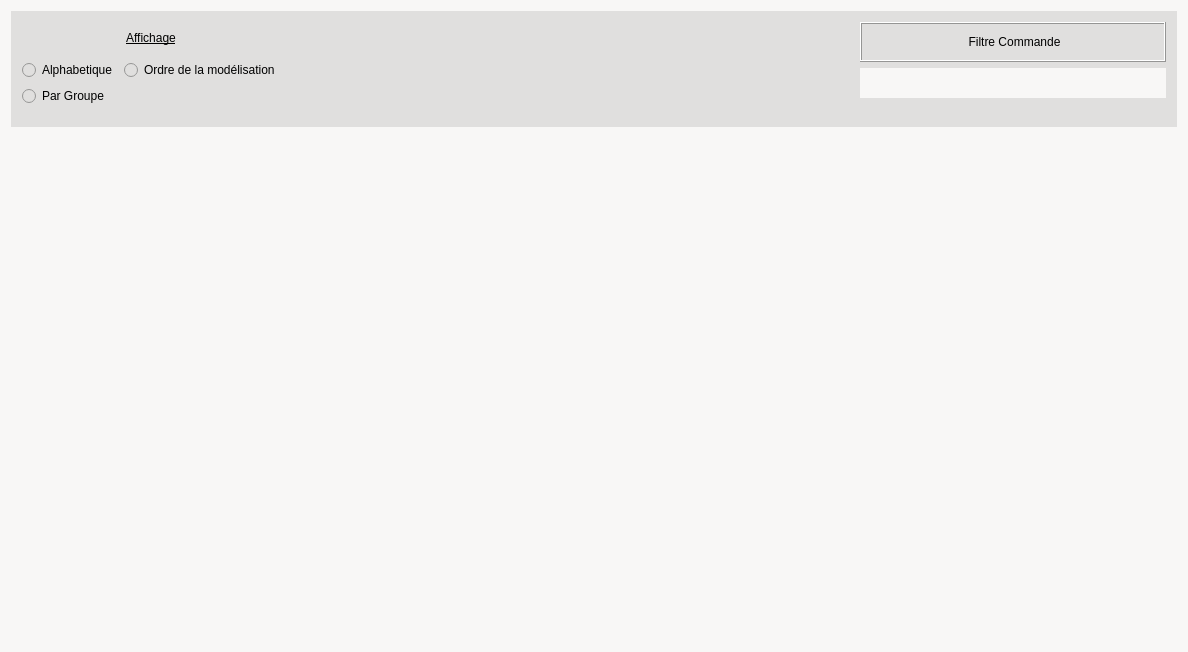
Qt form UiQT4/desChoixCommandes.ui (SalomePlatform/eficas_tools) before a commit.
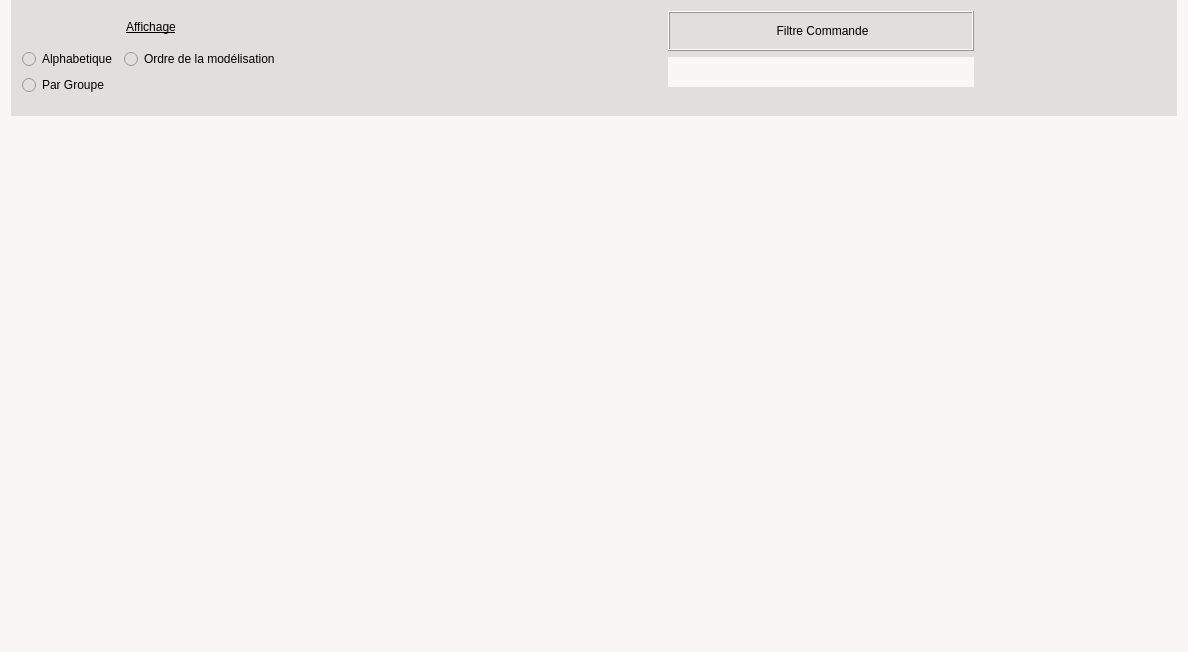
The same form after that commit.

The edit to the form file:
```diff
--- a/UiQT4/desChoixCommandes.ui
+++ b/UiQT4/desChoixCommandes.ui
@@ -29,6 +29,12 @@
    <string notr="true">background-color : rgb(248,247,246)</string>
   </property>
   <layout class="QVBoxLayout" name="verticalLayout_4">
+   <property name="topMargin">
+    <number>0</number>
+   </property>
+   <property name="bottomMargin">
+    <number>0</number>
+   </property>
    <item>
     <widget class="QFrame" name="frame_2">
      <property name="sizePolicy">
@@ -196,6 +202,19 @@
         </item>
        </layout>
       </item>
+      <item>
+       <spacer name="horizontalSpacer_2">
+        <property name="orientation">
+         <enum>Qt::Horizontal</enum>
+        </property>
+        <property name="sizeHint" stdset="0">
+         <size>
+          <width>71</width>
+          <height>18</height>
+         </size>
+        </property>
+       </spacer>
+      </item>
      </layout>
      <zorder>horizontalSpacer</zorder>
     </widget>
@@ -220,7 +239,7 @@
         <x>0</x>
         <y>0</y>
         <width>1170</width>
-        <height>512</height>
+        <height>530</height>
        </rect>
       </property>
       <layout class="QVBoxLayout" name="verticalLayout">
@@ -231,22 +250,6 @@
          </property>
         </layout>
        </item>
-       <item>
-        <spacer name="verticalSpacer">
-         <property name="orientation">
-          <enum>Qt::Vertical</enum>
-         </property>
-         <property name="sizeType">
-          <enum>QSizePolicy::Fixed</enum>
-         </property>
-         <property name="sizeHint" stdset="0">
-          <size>
-           <width>10</width>
-           <height>5</height>
-          </size>
-         </property>
-        </spacer>
-       </item>
       </layout>
      </widget>
     </widget>
```
Left out of the diff: 1 changed line with no effect on the pictures.
